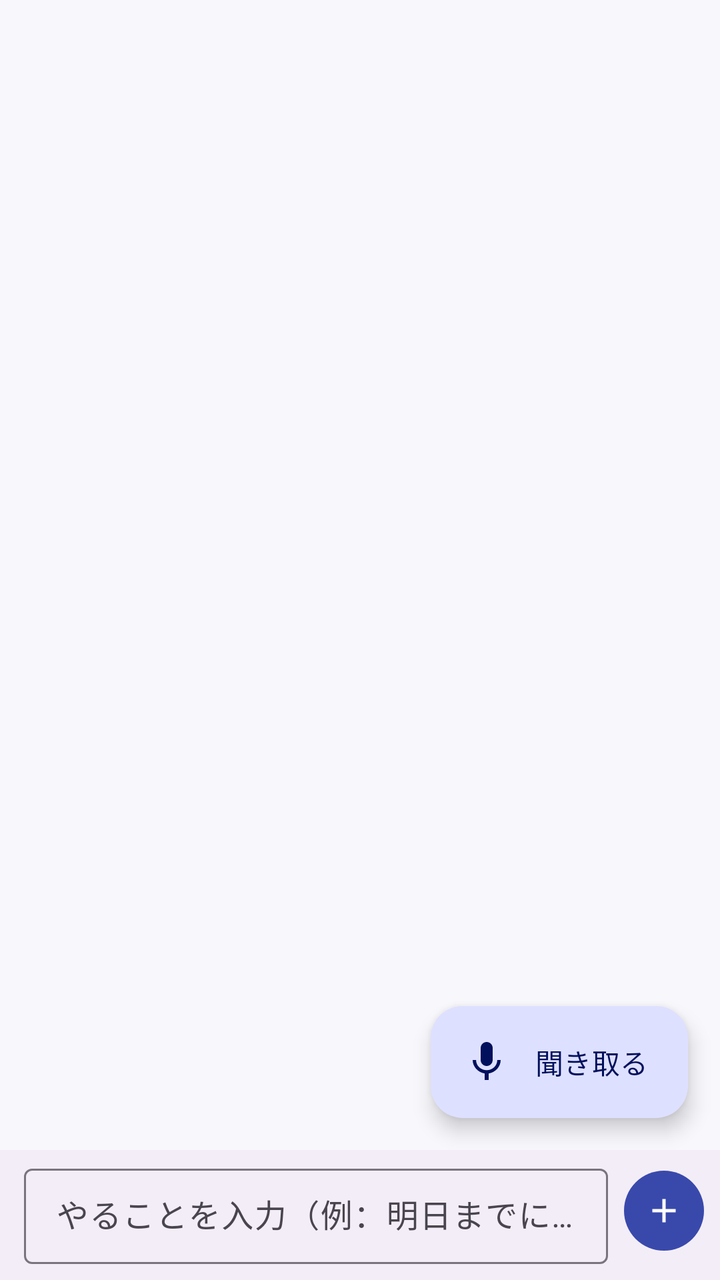
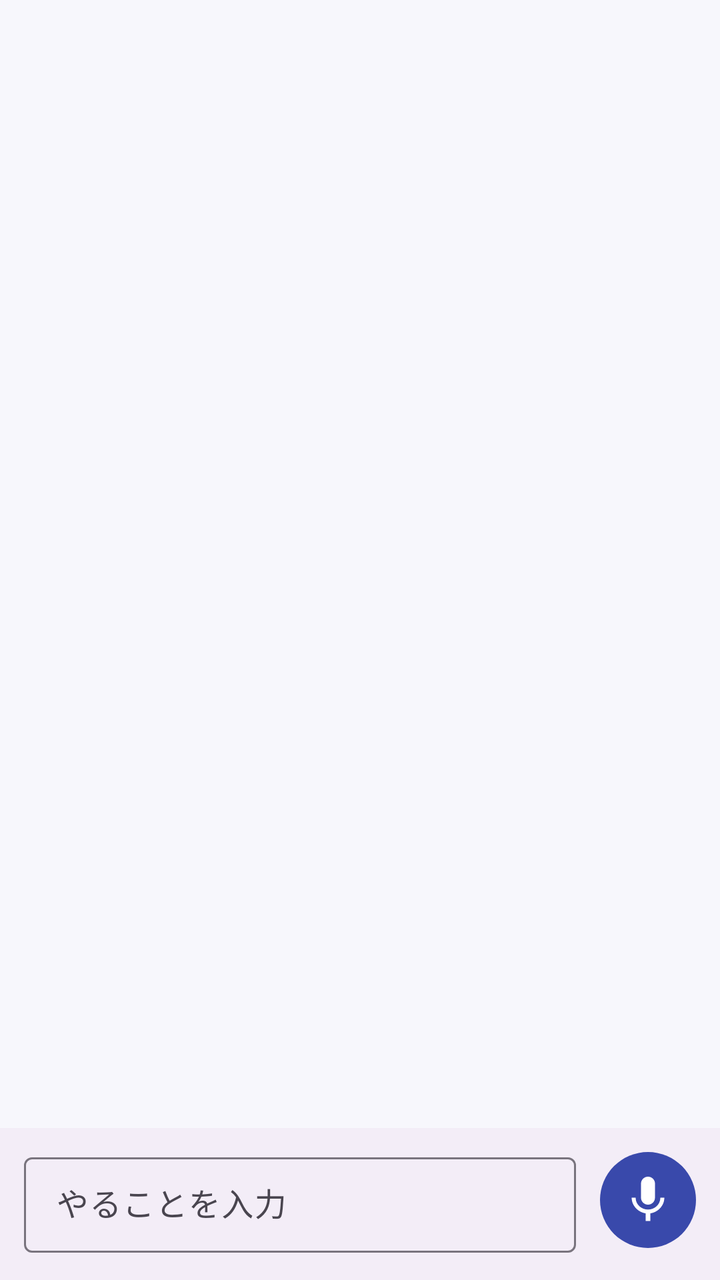

Before-and-after screenshots of an Android layout around one commit, followed by the original layout XML and the change that was made.
<!-- AndroidManifest.xml: application theme Theme.MimiMemo -->
<!-- res/layout/activity_main.xml -->
<?xml version="1.0" encoding="utf-8"?>
<androidx.coordinatorlayout.widget.CoordinatorLayout xmlns:android="http://schemas.android.com/apk/res/android"
    xmlns:app="http://schemas.android.com/apk/res-auto"
    android:layout_width="match_parent"
    android:layout_height="match_parent">

    <LinearLayout
        android:layout_width="match_parent"
        android:layout_height="match_parent"
        android:orientation="vertical">

        
        <com.google.android.material.card.MaterialCardView
            android:id="@+id/reminderCard"
            style="@style/Widget.Material3.CardView.Filled"
            android:layout_width="match_parent"
            android:layout_height="wrap_content"
            android:layout_marginHorizontal="16dp"
            android:layout_marginTop="12dp"
            android:visibility="gone"
            app:cardBackgroundColor="?attr/colorErrorContainer"
            app:cardCornerRadius="16dp">

            <LinearLayout
                android:layout_width="match_parent"
                android:layout_height="wrap_content"
                android:gravity="center_vertical"
                android:orientation="horizontal"
                android:paddingVertical="4dp"
                android:paddingStart="16dp"
                android:paddingEnd="4dp">

                <TextView
                    android:id="@+id/reminderText"
                    android:layout_width="0dp"
                    android:layout_height="wrap_content"
                    android:layout_weight="1"
                    android:textAppearance="?attr/textAppearanceBodyLarge"
                    android:textColor="?attr/colorOnErrorContainer" />

                <com.google.android.material.button.MaterialButton
                    android:id="@+id/buttonSpeakReminder"
                    style="@style/Widget.Material3.Button.TextButton.Icon"
                    android:layout_width="wrap_content"
                    android:layout_height="wrap_content"
                    android:text="@string/action_speak"
                    android:textColor="?attr/colorOnErrorContainer"
                    app:icon="@drawable/ic_volume"
                    app:iconTint="?attr/colorOnErrorContainer" />
            </LinearLayout>
        </com.google.android.material.card.MaterialCardView>

        <FrameLayout
            android:layout_width="match_parent"
            android:layout_height="0dp"
            android:layout_weight="1">

            <androidx.recyclerview.widget.RecyclerView
                android:id="@+id/listView"
                android:layout_width="match_parent"
                android:layout_height="match_parent"
                android:clipToPadding="false"
                android:paddingHorizontal="12dp"
                android:paddingTop="8dp"
                android:paddingBottom="88dp" />

            <TextView
                android:id="@+id/emptyView"
                android:layout_width="match_parent"
                android:layout_height="wrap_content"
                android:layout_gravity="center"
                android:gravity="center"
                android:lineSpacingMultiplier="1.3"
                android:padding="32dp"
                android:text="@string/empty_list"
                android:textAppearance="?attr/textAppearanceBodyLarge"
                android:textColor="?attr/colorOnSurfaceVariant"
                android:visibility="gone" />

            <com.google.android.material.floatingactionbutton.ExtendedFloatingActionButton
                android:id="@+id/fabListen"
                android:layout_width="wrap_content"
                android:layout_height="wrap_content"
                android:layout_gravity="bottom|end"
                android:layout_margin="16dp"
                android:text="@string/action_listen"
                app:icon="@drawable/ic_mic" />
        </FrameLayout>

        
        <LinearLayout
            android:id="@+id/quickAddBar"
            android:layout_width="match_parent"
            android:layout_height="wrap_content"
            android:background="?attr/colorSurfaceContainer"
            android:gravity="center_vertical"
            android:orientation="horizontal"
            android:paddingStart="12dp"
            android:paddingTop="4dp"
            android:paddingEnd="4dp"
            android:paddingBottom="8dp">

            <com.google.android.material.textfield.TextInputLayout
                style="@style/Widget.Material3.TextInputLayout.OutlinedBox.Dense"
                android:layout_width="0dp"
                android:layout_height="wrap_content"
                android:layout_weight="1"
                android:hint="@string/quick_add_hint">

                <com.google.android.material.textfield.TextInputEditText
                    android:id="@+id/editQuickAdd"
                    android:layout_width="match_parent"
                    android:layout_height="wrap_content"
                    android:imeOptions="actionDone"
                    android:inputType="text" />
            </com.google.android.material.textfield.TextInputLayout>

            <com.google.android.material.button.MaterialButton
                android:id="@+id/buttonQuickAdd"
                style="@style/Widget.Material3.Button.IconButton.Filled"
                android:layout_width="wrap_content"
                android:layout_height="wrap_content"
                android:layout_marginStart="4dp"
                android:contentDescription="@string/action_add"
                app:icon="@drawable/ic_add" />
        </LinearLayout>
    </LinearLayout>

</androidx.coordinatorlayout.widget.CoordinatorLayout>
<!-- resources referenced by this layout -->
<resources>
  <!-- drawable ic_add (drawable) -->
  <vector xmlns:android="http://schemas.android.com/apk/res/android"
      android:width="24dp"
      android:height="24dp"
      android:tint="?attr/colorControlNormal"
      android:viewportWidth="24"
      android:viewportHeight="24">
      <path
          android:fillColor="@android:color/white"
          android:pathData="M19,13h-6v6h-2v-6H5v-2h6V5h2v6h6v2z" />
  </vector>
  <!-- drawable ic_mic (drawable) -->
  <vector xmlns:android="http://schemas.android.com/apk/res/android"
      android:width="24dp"
      android:height="24dp"
      android:tint="?attr/colorControlNormal"
      android:viewportWidth="24"
      android:viewportHeight="24">
      <path
          android:fillColor="@android:color/white"
          android:pathData="M12,14c1.66,0 2.99,-1.34 2.99,-3L15,5c0,-1.66 -1.34,-3 -3,-3S9,3.34 9,5v6c0,1.66 1.34,3 3,3zM17.3,11c0,3 -2.54,5.1 -5.3,5.1S6.7,14 6.7,11L5,11c0,3.41 2.72,6.23 6,6.72L11,21h2v-3.28c3.28,-0.48 6,-3.3 6,-6.72h-1.7z" />
  </vector>
  <!-- drawable ic_volume (drawable) -->
  <vector xmlns:android="http://schemas.android.com/apk/res/android"
      android:width="24dp"
      android:height="24dp"
      android:tint="?attr/colorControlNormal"
      android:viewportWidth="24"
      android:viewportHeight="24">
      <path
          android:fillColor="@android:color/white"
          android:pathData="M3,9v6h4l5,5V4L7,9H3zM16.5,12c0,-1.77 -1.02,-3.29 -2.5,-4.03v8.05c1.48,-0.73 2.5,-2.25 2.5,-4.02zM14,3.23v2.06c2.89,0.86 5,3.54 5,6.71s-2.11,5.85 -5,6.71v2.06c4.01,-0.91 7,-4.49 7,-8.77s-2.99,-7.86 -7,-8.77z" />
  </vector>
  <string name="action_add">ToDoを追加</string>
  <string name="action_listen">聞き取る</string>
  <string name="action_speak">読み上げ</string>
  <string name="empty_list">まだToDoはありません。\n「聞き取る」で会話からToDoを見つけるか、下の欄に入力してください。\n\nカードは右にスワイプで完了、左で削除できます。</string>
  <string name="quick_add_hint">やることを入力（例：明日までにレポート提出）</string>
  <style name="Theme.MimiMemo" parent="Theme.Material3.DayNight">
          <item name="colorPrimary">@color/primary</item>
          <item name="colorOnPrimary">@color/on_primary</item>
          <item name="colorPrimaryContainer">@color/primary_container</item>
          <item name="colorOnPrimaryContainer">@color/on_primary_container</item>
          <item name="colorSecondaryContainer">@color/primary_container</item>
          <item name="colorOnSecondaryContainer">@color/on_primary_container</item>
          <item name="android:colorBackground">@color/background</item>
          <item name="colorSurface">@color/background</item>
          <item name="actionBarStyle">@style/MimiMemo.ActionBar</item>
          <item name="actionBarTheme">@style/ThemeOverlay.Material3.Dark.ActionBar</item>
          <item name="android:statusBarColor">@color/appbar_deep</item>
          <item name="android:windowLightStatusBar">false</item>
          <item name="android:windowOptOutEdgeToEdgeEnforcement" tools:targetApi="35">true</item>
      </style>
  <color name="primary">#3949AB</color>
  <color name="on_primary">#FFFFFF</color>
  <color name="primary_container">#DEE0FF</color>
  <color name="on_primary_container">#00105C</color>
  <color name="background">#F7F7FC</color>
  <style name="MimiMemo.ActionBar" parent="Widget.Material3.ActionBar.Solid">
          <item name="background">@color/appbar</item>
          <item name="elevation">0dp</item>
          <item name="titleTextStyle">@style/MimiMemo.ActionBar.Title</item>
      </style>
  <color name="appbar_deep">#283593</color>
  <color name="appbar">#3949AB</color>
  <style name="MimiMemo.ActionBar.Title" parent="TextAppearance.Material3.TitleLarge">
          <item name="android:textColor">#FFFFFF</item>
      </style>
</resources>

<!-- the commit's change to res/layout/activity_main.xml (unified diff, before → after) -->
@@ -62,7 +62,7 @@
                 android:clipToPadding="false"
                 android:paddingHorizontal="12dp"
                 android:paddingTop="8dp"
-                android:paddingBottom="88dp" />
+                android:paddingBottom="8dp" />
 
             <TextView
                 android:id="@+id/emptyView"
@@ -77,14 +77,6 @@
                 android:textColor="?attr/colorOnSurfaceVariant"
                 android:visibility="gone" />
 
-            <com.google.android.material.floatingactionbutton.ExtendedFloatingActionButton
-                android:id="@+id/fabListen"
-                android:layout_width="wrap_content"
-                android:layout_height="wrap_content"
-                android:layout_gravity="bottom|end"
-                android:layout_margin="16dp"
-                android:text="@string/action_listen"
-                app:icon="@drawable/ic_mic" />
         </FrameLayout>
 
         
@@ -96,9 +88,9 @@
             android:gravity="center_vertical"
             android:orientation="horizontal"
             android:paddingStart="12dp"
-            android:paddingTop="4dp"
+            android:paddingTop="8dp"
             android:paddingEnd="4dp"
-            android:paddingBottom="8dp">
+            android:paddingBottom="12dp">
 
             <com.google.android.material.textfield.TextInputLayout
                 style="@style/Widget.Material3.TextInputLayout.OutlinedBox.Dense"
@@ -118,11 +110,13 @@
             <com.google.android.material.button.MaterialButton
                 android:id="@+id/buttonQuickAdd"
                 style="@style/Widget.Material3.Button.IconButton.Filled"
-                android:layout_width="wrap_content"
-                android:layout_height="wrap_content"
-                android:layout_marginStart="4dp"
-                android:contentDescription="@string/action_add"
-                app:icon="@drawable/ic_add" />
+                android:layout_width="56dp"
+                android:layout_height="56dp"
+                android:layout_marginStart="8dp"
+                android:layout_marginEnd="4dp"
+                android:contentDescription="@string/action_listen"
+                app:icon="@drawable/ic_mic"
+                app:iconSize="28dp" />
         </LinearLayout>
     </LinearLayout>
 
<!-- resource entries referenced after the edit -->
@@ -1,16 +1,5 @@
 <!-- resources referenced by this layout -->
 <resources>
-  <!-- drawable ic_add (drawable) -->
-  <vector xmlns:android="http://schemas.android.com/apk/res/android"
-      android:width="24dp"
-      android:height="24dp"
-      android:tint="?attr/colorControlNormal"
-      android:viewportWidth="24"
-      android:viewportHeight="24">
-      <path
-          android:fillColor="@android:color/white"
-          android:pathData="M19,13h-6v6h-2v-6H5v-2h6V5h2v6h6v2z" />
-  </vector>
   <!-- drawable ic_mic (drawable) -->
   <vector xmlns:android="http://schemas.android.com/apk/res/android"
       android:width="24dp"
@@ -33,11 +22,10 @@
           android:fillColor="@android:color/white"
           android:pathData="M3,9v6h4l5,5V4L7,9H3zM16.5,12c0,-1.77 -1.02,-3.29 -2.5,-4.03v8.05c1.48,-0.73 2.5,-2.25 2.5,-4.02zM14,3.23v2.06c2.89,0.86 5,3.54 5,6.71s-2.11,5.85 -5,6.71v2.06c4.01,-0.91 7,-4.49 7,-8.77s-2.99,-7.86 -7,-8.77z" />
   </vector>
-  <string name="action_add">ToDoを追加</string>
   <string name="action_listen">聞き取る</string>
   <string name="action_speak">読み上げ</string>
-  <string name="empty_list">まだToDoはありません。\n「聞き取る」で会話からToDoを見つけるか、下の欄に入力してください。\n\nカードは右にスワイプで完了、左で削除できます。</string>
-  <string name="quick_add_hint">やることを入力（例：明日までにレポート提出）</string>
+  <string name="empty_list">ToDoはありません</string>
+  <string name="quick_add_hint">やることを入力</string>
   <style name="Theme.MimiMemo" parent="Theme.Material3.DayNight">
           <item name="colorPrimary">@color/primary</item>
           <item name="colorOnPrimary">@color/on_primary</item>
